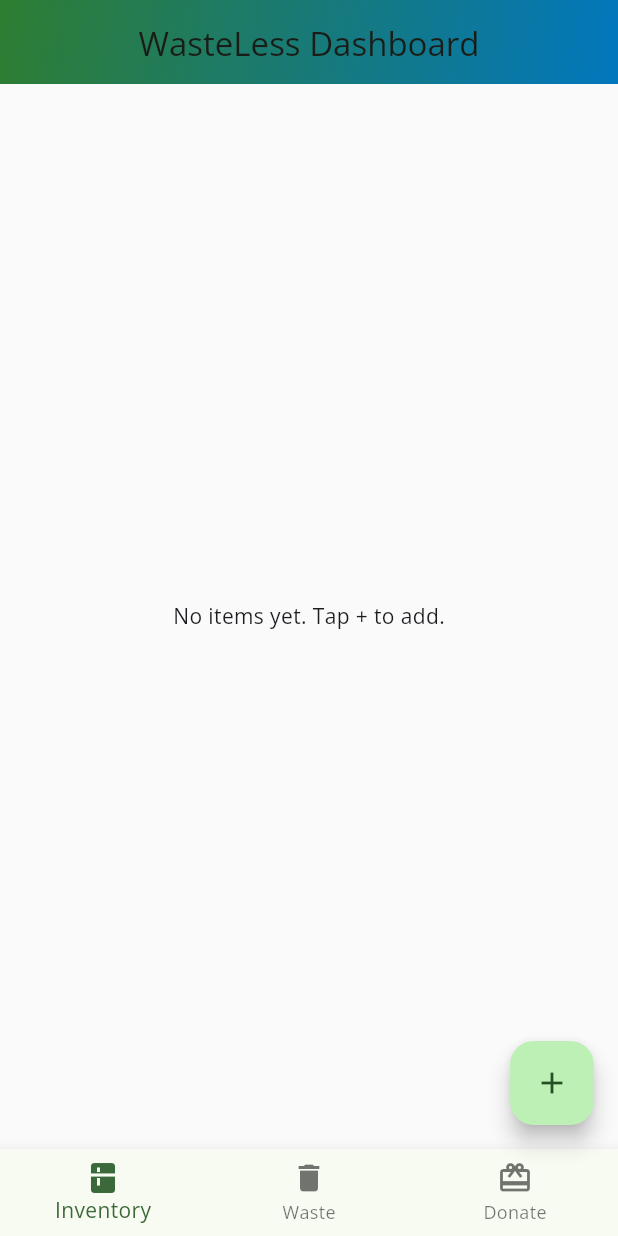
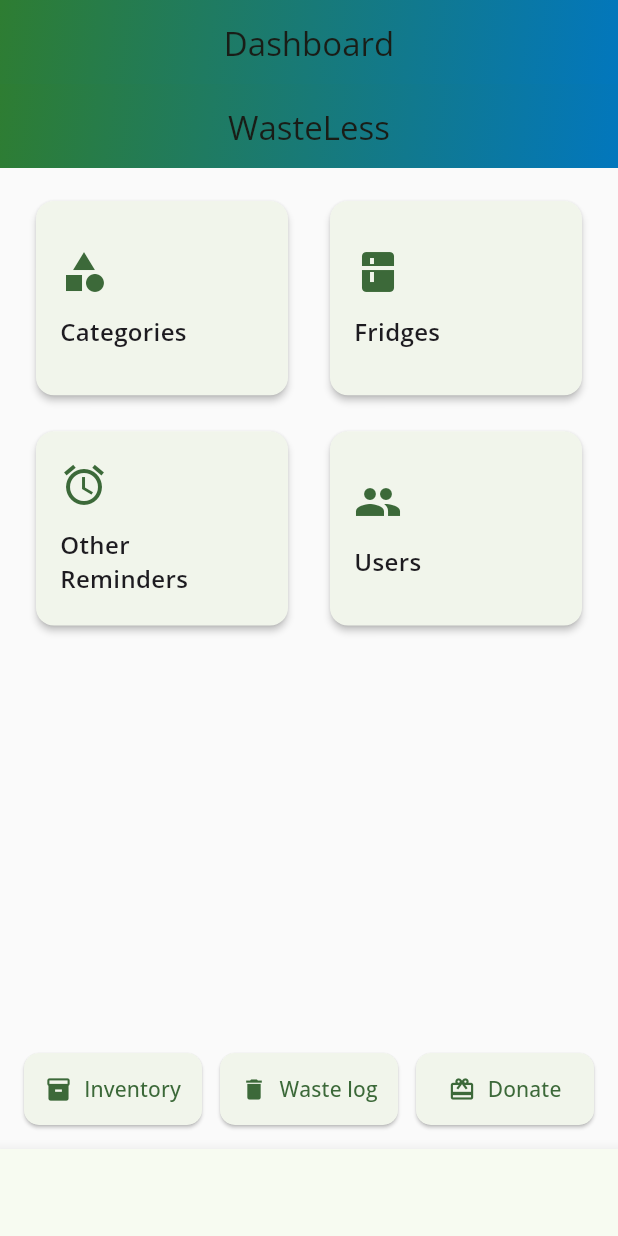
Before and after one commit to RespectAi/Final-Project-, a Flutter app: the screen it shows once a user with an empty profile is signed in, on a phone screen of 412 x 824 dp. Run offline on Flutter 3.47's test engine with Material 3 defaults, Android fonts, the phone set to English and light mode, and no system bars; our stand-ins replace flutter_local_notifications, flutter_native_timezone, google_fonts, supabase_flutter, timezone; accounts and stored records are empty; network calls fail.

Commit message:
Ui  Update

```diff
--- a/wasteless/lib/main.dart
+++ b/wasteless/lib/main.dart
@@ -12,8 +12,9 @@ import 'pages/auth_page.dart';
 import 'pages/donation_page.dart';
 import 'pages/inventory_list.dart';
 import 'pages/waste_log_page.dart';
+import 'pages/dashboard_page.dart';
 import 'services/supabase_service.dart';
-import 'widgets/common.dart'; //
+import 'widgets/common.dart';
 
 void main() async {
   WidgetsFlutterBinding.ensureInitialized();
@@ -57,33 +58,14 @@ class WasteLessApp extends StatelessWidget {
     required this.supa,
   }) : super(key: key);
 
-  // Reusable gradient AppBar used throughout the app
-  static PreferredSizeWidget gradientAppBar(String title) {
-    return AppBar(
-      title: Text(title),
-      elevation: 0,
-      centerTitle: true,
-      backgroundColor: Colors.transparent,
-      flexibleSpace: Container(
-        decoration: const BoxDecoration(
-          gradient: LinearGradient(
-            colors: [Color(0xFF2E7D32), Color(0xFF0277BD)],
-            begin: Alignment.topLeft,
-            end: Alignment.bottomRight,
-          ),
-        ),
-      ),
-      shape: const RoundedRectangleBorder(
-        borderRadius: BorderRadius.vertical(bottom: Radius.circular(16)),
-      ),
-    );
-  }
+  // AppBar helper is centralized in widgets/common.dart as gradientAppBar
 
   @override
   Widget build(BuildContext context) {
-    final seed = const Color(0xFF2E7D32); // vegetable green
+    final seed = const Color(0xFF2E7D32);
     return MaterialApp(
       title: 'WasteLess',
+      debugShowCheckedModeBanner: false,
       theme: ThemeData(
         useMaterial3: true,
         colorScheme: ColorScheme.fromSeed(seedColor: seed),
@@ -95,7 +77,7 @@ class WasteLessApp extends StatelessWidget {
           contentPadding: const EdgeInsets.symmetric(horizontal: 14, vertical: 12),
           border: OutlineInputBorder(borderRadius: BorderRadius.circular(12)),
         ),
-        cardTheme: CardThemeData( // <-- FIXED: use CardTheme not CardThemeData
+        cardTheme: CardThemeData(
           shape: RoundedRectangleBorder(borderRadius: BorderRadius.circular(12)),
           elevation: 2,
           margin: const EdgeInsets.symmetric(vertical: 6, horizontal: 8),
@@ -126,18 +108,24 @@ class HomePage extends StatefulWidget {
 }
 
 class _HomePageState extends State<HomePage> {
-  int _currentIndex = 0;
-  final List<Widget> _pages = [];
+  int _currentIndex = 0; // 0: Dashboard, 1: Inventory, 2: Waste, 3: Donate
   final GlobalKey<InventoryListState> _invKey = GlobalKey();
+
+  late final List<Widget> _pages = [
+    DashboardPage(
+      supa: widget.supa,
+      onNavigateToTab: (idx) => setState(() => _currentIndex = idx),
+    ), // 0
+    InventoryList(key: _invKey, supa: widget.supa), // 1
+    WasteLogPage(supa: widget.supa),                 // 2
+    DonationPage(supa: widget.supa),                 // 3
+  ];
+
+  static const _titles = ['Dashboard', 'Inventory', 'Waste', 'Donate'];
 
   @override
   void initState() {
     super.initState();
-    _pages.addAll([
-      InventoryList(key: _invKey, supa: widget.supa),
-      WasteLogPage(supa: widget.supa),
-      DonationPage(supa: widget.supa),
-    ]);
     _rescheduleAll();
   }
 
@@ -150,21 +138,18 @@ class _HomePageState extends State<HomePage> {
         final hours = (item['reminder_hours_before'] as int?) ?? 0;
         final notifyTime = expiry.subtract(Duration(days: days, hours: hours));
         if (notifyTime.isAfter(DateTime.now())) {
-          // If you want to re-schedule notifications on app start, call a method in SupabaseService.
           // widget.supa.scheduleNotificationForItem(...);
         }
-      } catch (_) {
-        // ignore parse errors
-      }
+      } catch (_) {}
     }
   }
 
   @override
   Widget build(BuildContext context) {
     return Scaffold(
-      appBar:gradientAppBar('WasteLess Dashboard'),
-      body: _pages[_currentIndex],
-      floatingActionButton: _currentIndex == 0
+      appBar: gradientAppBar(_titles[_currentIndex]),
+      body: IndexedStack(index: _currentIndex, children: _pages),
+      floatingActionButton: _currentIndex == 1
           ? FloatingActionButton(
               child: const Icon(Icons.add),
               onPressed: () {
@@ -178,6 +163,7 @@ class _HomePageState extends State<HomePage> {
         currentIndex: _currentIndex,
         onTap: (idx) => setState(() => _currentIndex = idx),
         items: const [
+          BottomNavigationBarItem(icon: Icon(Icons.dashboard), label: 'Home'),
           BottomNavigationBarItem(icon: Icon(Icons.kitchen), label: 'Inventory'),
           BottomNavigationBarItem(icon: Icon(Icons.delete), label: 'Waste'),
           BottomNavigationBarItem(icon: Icon(Icons.card_giftcard), label: 'Donate'),
--- /dev/null
+++ b/wasteless/lib/pages/dashboard_page.dart
@@ -0,0 +1,155 @@
+// lib/pages/dashboard_page.dart
+import 'package:flutter/material.dart';
+import '../services/supabase_service.dart';
+import '../widgets/common.dart';
+
+class DashboardPage extends StatelessWidget {
+  final SupabaseService supa;
+  final void Function(int tabIndex) onNavigateToTab;
+
+  const DashboardPage({
+    Key? key,
+    required this.supa,
+    required this.onNavigateToTab,
+  }) : super(key: key);
+
+  void _comingSoon(BuildContext context, String label) {
+    ScaffoldMessenger.of(context).showSnackBar(
+      SnackBar(content: Text('$label — coming soon')),
+    );
+  }
+
+  @override
+  Widget build(BuildContext context) {
+    return Scaffold(
+      appBar: gradientAppBar('WasteLess'),
+      body: SafeArea(
+        child: Padding(
+          padding: const EdgeInsets.all(16),
+          child: Column(
+            crossAxisAlignment: CrossAxisAlignment.stretch,
+            children: [
+              Expanded(
+                child: GridView.count(
+                  crossAxisCount: 2,
+                  mainAxisSpacing: 12,
+                  crossAxisSpacing: 12,
+                  childAspectRatio: 1.3,
+                  children: [
+                    _Tile(
+                      label: 'Categories',
+                      icon: Icons.category,
+                      onTap: () => _comingSoon(context, 'Categories'),
+                    ),
+                    _Tile(
+                      label: 'Fridges',
+                      icon: Icons.kitchen,
+                      onTap: () => _comingSoon(context, 'Fridges'),
+                    ),
+                    _Tile(
+                      label: 'Other Reminders',
+                      icon: Icons.alarm,
+                      onTap: () => _comingSoon(context, 'Other Reminders'),
+                    ),
+                    _Tile(
+                      label: 'Users',
+                      icon: Icons.group,
+                      onTap: () => _comingSoon(context, 'Users'),
+                    ),
+                  ],
+                ),
+              ),
+              const SizedBox(height: 8),
+              Row(
+                children: [
+                  Expanded(
+                    child: _QuickButton(
+                      label: 'Inventory',
+                      icon: Icons.inventory,
+                      onPressed: () => onNavigateToTab(1),
+                    ),
+                  ),
+                  const SizedBox(width: 12),
+                  Expanded(
+                    child: _QuickButton(
+                      label: 'Waste log',
+                      icon: Icons.delete,
+                      onPressed: () => onNavigateToTab(2),
+                    ),
+                  ),
+                  const SizedBox(width: 12),
+                  Expanded(
+                    child: _QuickButton(
+                      label: 'Donate',
+                      icon: Icons.card_giftcard,
+                      onPressed: () => onNavigateToTab(3),
+                    ),
+                  ),
+                ],
+              ),
+            ],
+          ),
+        ),
+      ),
+    );
+  }
+}
+
+class _Tile extends StatelessWidget {
+  final String label;
+  final IconData icon;
+  final VoidCallback onTap;
+
+  const _Tile({
+    required this.label,
+    required this.icon,
+    required this.onTap,
+  });
+
+  @override
+  Widget build(BuildContext context) {
+    return Card(
+      child: InkWell(
+        borderRadius: BorderRadius.circular(12),
+        onTap: onTap,
+        child: Padding(
+          padding: const EdgeInsets.all(16),
+          child: Column(
+            crossAxisAlignment: CrossAxisAlignment.start,
+            mainAxisAlignment: MainAxisAlignment.center,
+            children: [
+              Icon(icon, size: 32, color: Theme.of(context).colorScheme.primary),
+              const SizedBox(height: 12),
+              Text(
+                label,
+                style: const TextStyle(fontWeight: FontWeight.w600, fontSize: 16),
+              ),
+            ],
+          ),
+        ),
+      ),
+    );
+  }
+}
+
+class _QuickButton extends StatelessWidget {
+  final String label;
+  final IconData icon;
+  final VoidCallback onPressed;
+
+  const _QuickButton({
+    required this.label,
+    required this.icon,
+    required this.onPressed,
+  });
+
+  @override
+  Widget build(BuildContext context) {
+    return ElevatedButton.icon(
+      icon: Icon(icon),
+      onPressed: onPressed,
+      label: Text(label),
+      style: ElevatedButton.styleFrom(padding: const EdgeInsets.symmetric(vertical: 14)),
+    );
+  }
+}
```
Also changed, not shown: wasteless/lib/pages/donation_page.dart (+24 -9 lines), wasteless/lib/pages/inventory_list.dart (+5 -7 lines), wasteless/lib/pages/waste_log_page.dart (+6 -7 lines), wasteless/lib/services/supabase_service.dart (+35 -10 lines).
